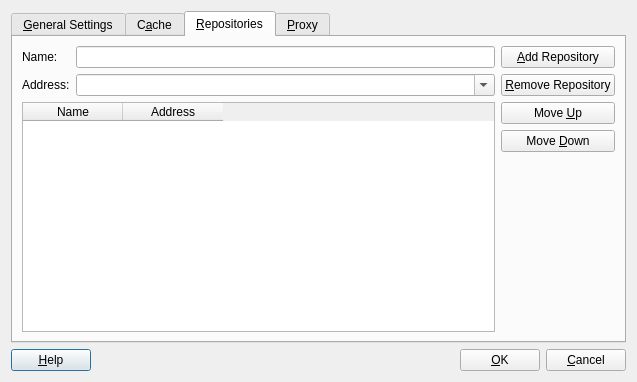
The window that kde4/package-manager/manager/ui/settingsdialog.ui (pars-linux/uludag) describes before a commit, drawn with Qt 5.
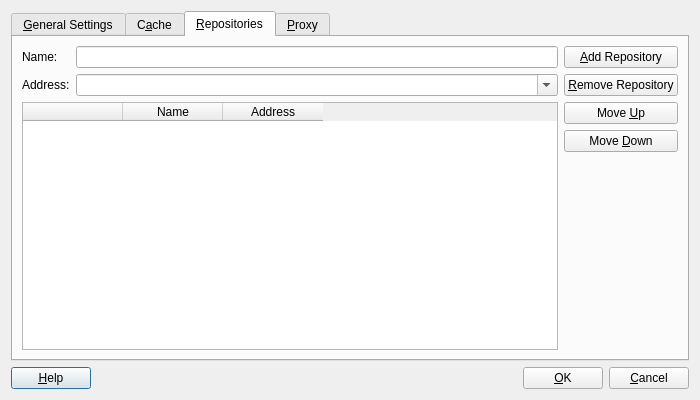
The same window after the commit. The open tabs and pages were chosen to show the change. Icons and pictures are not drawn.

Commit message: repo tab (not finished)

```diff
--- a/kde4/package-manager/manager/ui/settingsdialog.ui
+++ b/kde4/package-manager/manager/ui/settingsdialog.ui
@@ -5,8 +5,8 @@
    <rect>
     <x>0</x>
     <y>0</y>
-    <width>637</width>
-    <height>382</height>
+    <width>700</width>
+    <height>400</height>
    </rect>
   </property>
   <property name="windowTitle" >
@@ -521,6 +521,29 @@
        </item>
        <item row="2" column="0" colspan="2" >
         <widget class="QTableWidget" name="repoListView" >
+         <property name="contextMenuPolicy" >
+          <enum>Qt::DefaultContextMenu</enum>
+         </property>
+         <property name="alternatingRowColors" >
+          <bool>true</bool>
+         </property>
+         <property name="selectionMode" >
+          <enum>QAbstractItemView::SingleSelection</enum>
+         </property>
+         <property name="selectionBehavior" >
+          <enum>QAbstractItemView::SelectRows</enum>
+         </property>
+         <property name="showGrid" >
+          <bool>false</bool>
+         </property>
+         <property name="gridStyle" >
+          <enum>Qt::NoPen</enum>
+         </property>
+         <column>
+          <property name="text" >
+           <string> </string>
+          </property>
+         </column>
          <column>
           <property name="text" >
            <string>Name</string>
```
Left out of the diff: 2 changed lines with no effect on the pictures. The commit also changes 1 other file.
